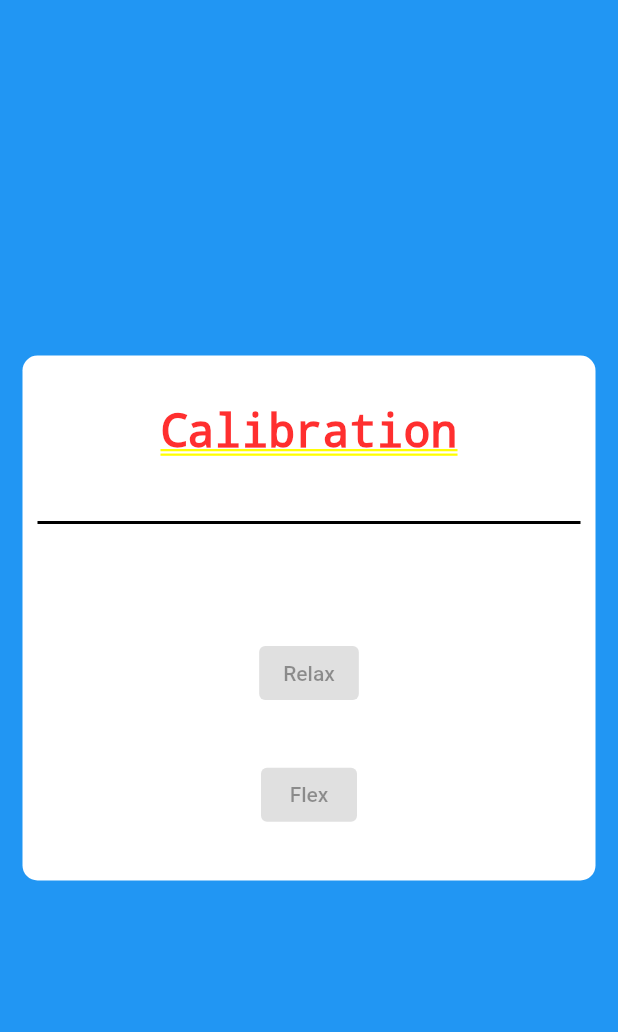
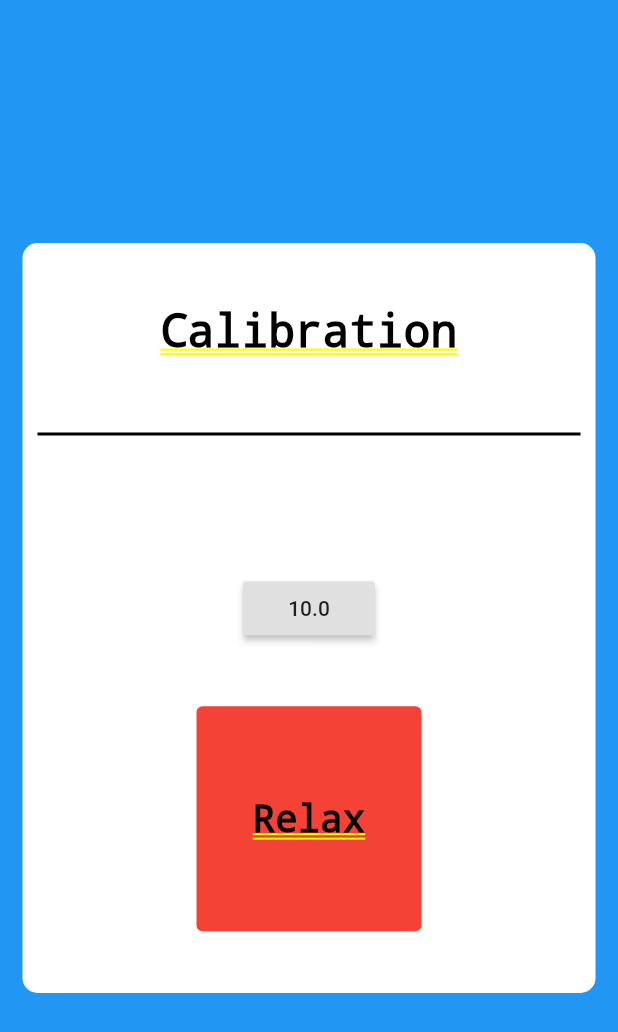
Before and after one commit to Team-8s/uflow_app, a Flutter app: the MyStatefulWidget screen opened by its route, item 3 of the bottom bar chosen, after a tap on "Calibration", on a phone screen of 412 x 824 dp. Shown: the top 1032 px of the screen. Run offline on Flutter 3.47's test engine with Material 2 defaults, Android fonts, the phone set to English and light mode, and no system bars; our stand-ins replace cloud_firestore, firebase_auth, firebase_core, fl_chart, flutter_blue, flutter_bluetooth_serial and 1 more; accounts and stored records are empty.

Commit message:
Calibration Update 1

```diff
--- a/lib/pages/calibration_page.dart
+++ b/lib/pages/calibration_page.dart
@@ -1,4 +1,6 @@
 import 'package:flutter/material.dart';
+import 'dart:async';
+import 'dart:math';
 
 class calibrationPage extends StatefulWidget {
   @override
@@ -6,8 +8,10 @@ class calibrationPage extends StatefulWidget {
 }
 
 class _calibrationPageState extends State<calibrationPage> {
-  double volume = 0;
-  double _currentSliderValue = 20;
+  bool calibrationHasStarted = false;
+  bool isFlexed = false;
+  double time = 0;
+  double countDown = 10;
   @override
   Widget build(BuildContext context) {
     return Container(
@@ -20,14 +24,16 @@ class _calibrationPageState extends State<calibrationPage> {
               SizedBox(),
               Container(
                 width: double.infinity,
-                height: 350,
+                height: 500,
                 child: Column(
                   mainAxisAlignment: MainAxisAlignment.spaceEvenly,
                   children: [
-
                     Text(
                       'Calibration',
-                      style: TextStyle(fontSize: 30, fontWeight: FontWeight.bold),
+                      style: TextStyle(
+                          fontSize: 30,
+                          fontWeight: FontWeight.bold,
+                          color: Colors.black),
                     ),
                     Divider(
                       color: Colors.black,
@@ -37,10 +43,42 @@ class _calibrationPageState extends State<calibrationPage> {
                       endIndent: 10,
                     ),
                     SizedBox(),
-                    ElevatedButton(onPressed: null, child: Text('Relax')),
-                    ElevatedButton(onPressed: null, child: Text('Flex')),
-
-
+                    RaisedButton(
+                        onPressed: () {
+                          startCalibration();
+                        },
+                        child: Text(countDown.toString())),
+                    AnimatedContainer(
+                      duration: Duration(milliseconds: 1000),
+                      decoration: BoxDecoration(
+                        borderRadius: BorderRadius.all(
+                          Radius.circular(isFlexed ? 32 : 4),
+                        ),
+                        color: isFlexed ? Colors.green : Colors.red,
+                      ),
+                      height: isFlexed ? 250 : 150,
+                      width: isFlexed ? 250 : 150,
+                      curve: Curves.bounceOut,
+                      child: isFlexed
+                          ? Center(
+                              child: Text(
+                                'Flex',
+                                style: TextStyle(
+                                    fontSize: 50,
+                                    fontWeight: FontWeight.bold,
+                                    color: Colors.black),
+                              ),
+                            )
+                          : Center(
+                              child: Text(
+                                'Relax',
+                                style: TextStyle(
+                                    fontSize: 25,
+                                    fontWeight: FontWeight.bold,
+                                    color: Colors.black),
+                              ),
+                            ),
+                    )
                   ],
                 ),
                 margin: EdgeInsets.all(15.0),
@@ -54,4 +92,29 @@ class _calibrationPageState extends State<calibrationPage> {
       ),
     );
   }
+
+  void startCalibration() {
+    calibrationHasStarted = true;
+    Timer.periodic(Duration(milliseconds: 50), (timer) {
+      time += 0.01;
+      countDown -= 0.05;
+      if (countDown > 5) {
+        setState(() {
+          isFlexed = false;
+        });
+      }
+      if (countDown < 5 && countDown > 0) {
+        setState(() {
+          isFlexed = true;
+        });
+      }
+      if (countDown < 0) {
+        setState(() {
+          isFlexed = false;
+          timer.cancel();
+          countDown = 10;
+        });
+      }
+    });
+  }
 }
--- a/pubspec.yaml
+++ b/pubspec.yaml
@@ -31,12 +31,12 @@ dependencies:
   cupertino_icons: ^1.0.0
   font_awesome_flutter: ^8.4.0
   flutter_blue: ^0.7.3
-<<<<<<< HEAD
+
   flutter_bluetooth_serial: ^0.2.2
   fl_chart: ^0.20.0
-=======
+
   intl: ^0.17.0
->>>>>>> d640a8a243ecd6b41794fac7fa6db6b121d95986
+
 
 dev_dependencies:
   flutter_test:
```
